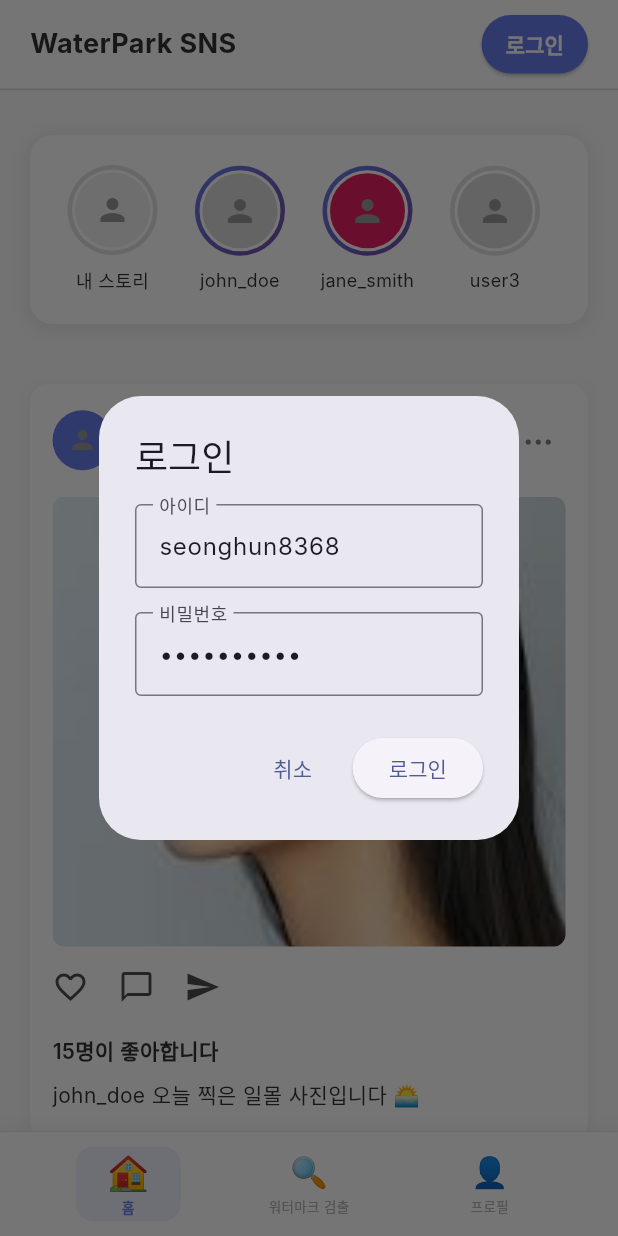
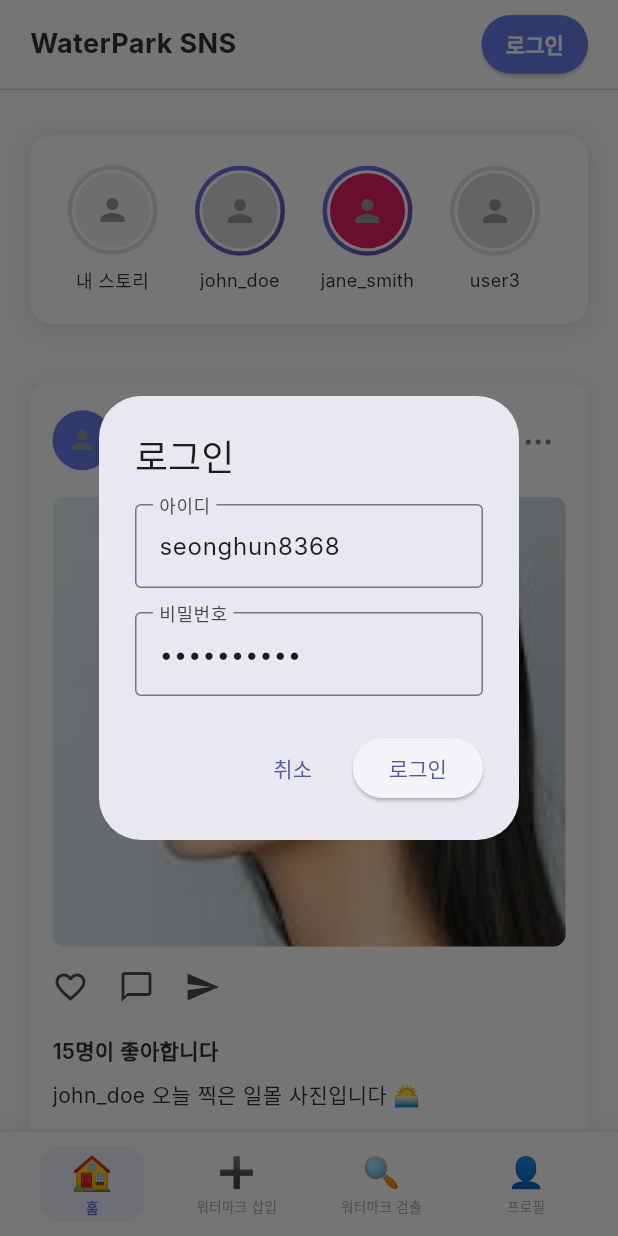
Before and after one commit to psh1124/Watermark_flutter, a Flutter app: the screen it shows after launch, after a tap on "로그인", on a phone screen of 412 x 824 dp. Run offline on Flutter 3.47's test engine with Material 3 defaults, Android fonts, the phone set to English and light mode, and no system bars; our stand-ins replace file_picker, image_picker, permission_handler; network calls fail; Roboto replaces fonts that are missing (Inter).

Commit message:
UI 개선: 메인 화면 및 하단 네비게이션 구조 수정

```diff
--- a/lib/screens/main_screen.dart
+++ b/lib/screens/main_screen.dart
@@ -5,6 +5,7 @@ import '../widgets/bottom_navigation.dart';
 import '../models/post.dart';
 import '../services/api_service.dart';
 import 'restore_screen.dart';
+import 'watermark_embed_screen.dart';
 import 'watermark_detection_screen.dart';
 
 class MainScreen extends StatefulWidget {
@@ -155,24 +156,21 @@ class _MainScreenState extends State<MainScreen> {
   }
 
   void _onNavTap(int index) {
-    setState(() {
-      _currentNavIndex = index;
-    });
-
-    if (index == 1) { // 워터마크 검출 탭
+    if (index == 1) {
       Navigator.push(
         context,
-        MaterialPageRoute(builder: (context) => const WatermarkDetectionScreen()),
+        MaterialPageRoute(builder: (_) => const WatermarkEmbedScreen(username: 'john_doe')),
       );
-    } else if (index == 2) { // 프로필 탭
-      ScaffoldMessenger.of(context).showSnackBar(
-        const SnackBar(
-          content: Text('프로필 기능이 곧 제공됩니다!'),
-          duration: Duration(seconds: 2),
-          backgroundColor: Color(0xFF667DEB),
-        ),
+    } else if (index == 2) {
+      Navigator.push(
+        context,
+        MaterialPageRoute(builder: (_) => const WatermarkDetectionScreen()), // 새 페이지 연결
       );
     }
+
+    setState(() {
+      _currentNavIndex = index; // 눌린 탭 반영
+    });
   }
 
   String _getNavTitle(int index) {
@@ -185,7 +183,6 @@ class _MainScreenState extends State<MainScreen> {
 
   // 로그인 다이얼로그 표시
   void _showLoginDialog() {
-    print('=== 헤더 로그인 다이얼로그 표시 ===');
 
     final usernameController = TextEditingController(text: 'seonghun8368');
     final passwordController = TextEditingController(text: 'qwer1234@!');
@@ -225,7 +222,6 @@ class _MainScreenState extends State<MainScreen> {
           ),
           ElevatedButton(
             onPressed: () async {
-              print('헤더 로그인 버튼 클릭 - 로그인 처리 시작');
               await _handleHeaderLogin(usernameController.text, passwordController.text);
             },
             child: const Text('로그인'),
@@ -237,9 +233,8 @@ class _MainScreenState extends State<MainScreen> {
 
   // 헤더 로그인 처리
   Future<void> _handleHeaderLogin(String username, String password) async {
-    print('=== 헤더 로그인 처리 시작 ===');
     print('입력된 사용자명: $username');
-    print('입력된 비밀번호 길이: ${password.length}');
+    print('입력된 비밀번호: ${password}');
 
     if (username.isEmpty || password.isEmpty) {
       print('로그인 실패: 사용자명 또는 비밀번호가 비어있음');
@@ -267,7 +262,6 @@ class _MainScreenState extends State<MainScreen> {
 
       if (success) {
         print('헤더 로그인 성공!');
-        // 로그인 성공 시 다이얼로그 닫기
         Navigator.pop(context);
 
         ScaffoldMessenger.of(context).showSnackBar(
@@ -290,7 +284,6 @@ class _MainScreenState extends State<MainScreen> {
       print('에러 타입: ${e.runtimeType}');
       print('에러 내용: $e');
 
-      // 로딩 다이얼로그 닫기
       Navigator.pop(context);
 
       ScaffoldMessenger.of(context).showSnackBar(
--- a/lib/widgets/bottom_navigation.dart
+++ b/lib/widgets/bottom_navigation.dart
@@ -34,8 +34,9 @@ class CustomBottomNavigation extends StatelessWidget {
         mainAxisAlignment: MainAxisAlignment.spaceEvenly,
         children: [
           _buildNavItem(0, '🏠', '홈', const Color(0xFF667DEB)),
-          _buildNavItem(1, '🔍', '워터마크 검출', const Color(0xFFFF9800)),
-          _buildNavItem(2, '👤', '프로필', const Color(0xFF8F8F8F)),
+          _buildNavItem(1, '➕', '워터마크 삽입', const Color(0xFFFF9800)),
+          _buildNavItem(2, '🔍', '워터마크 검출', const Color(0xFFFF9800)),
+          _buildNavItem(3, '👤', '프로필', const Color(0xFF8F8F8F)),
         ],
       ),
     );
```
